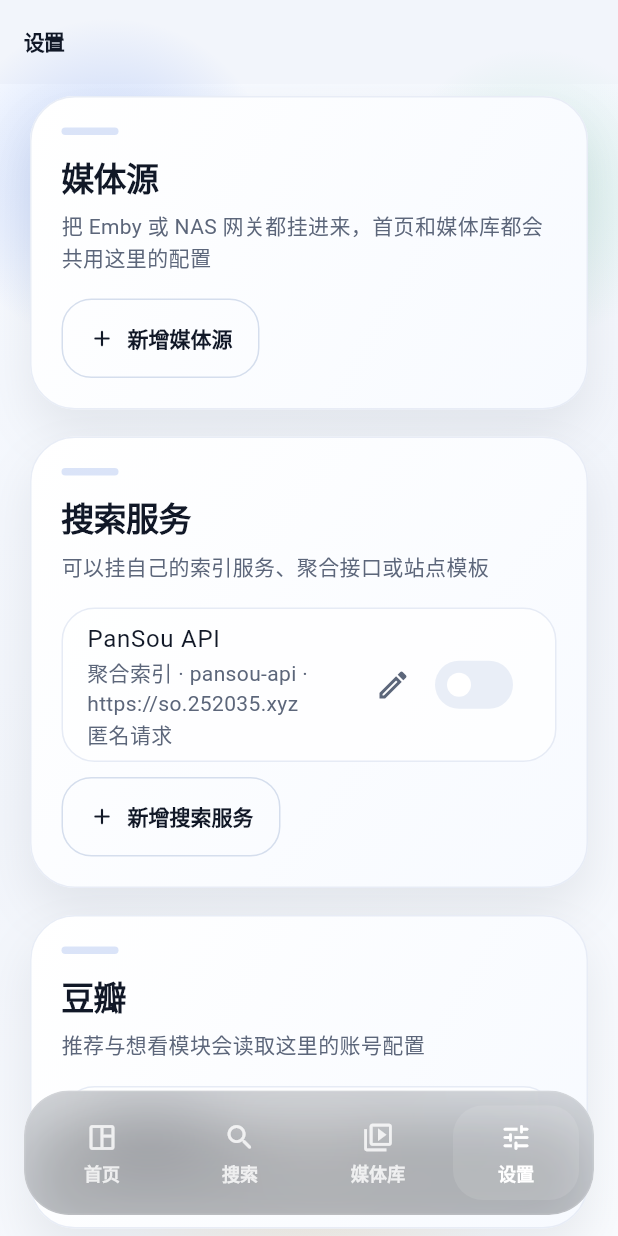
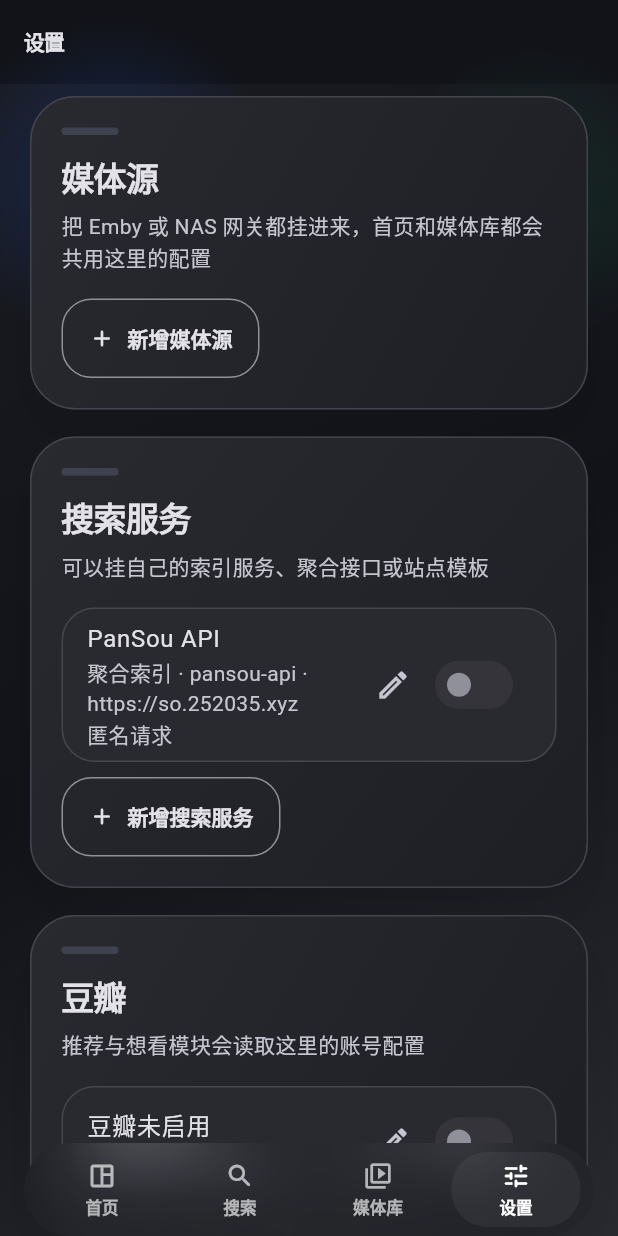
Before and after one commit to ninoleee/Starflow, a Flutter app: the screen it shows after launch, item 4 of the bottom bar chosen, on a phone screen of 412 x 824 dp. Run offline on Flutter 3.47's test engine with Material 3 defaults, Android fonts, the light colour scheme and no system bars; our stand-ins replace flutter_riverpod, go_router, shared_preferences, video_player.

Commit message:
Implement dark theme support across the application, updating the app's theme configuration and applying new color schemes to various UI components. Refactor navigation bar styles and enhance media detail page layout for improved user experience. Introduce playback progress tracking in media items and adjust UI elements for better visual consistency.

```diff
--- a/lib/app/app.dart
+++ b/lib/app/app.dart
@@ -11,7 +11,9 @@ class StarflowApp extends ConsumerWidget {
     return MaterialApp.router(
       title: 'Starflow',
       debugShowCheckedModeBanner: false,
-      theme: AppTheme.lightTheme,
+      theme: AppTheme.darkTheme,
+      darkTheme: AppTheme.darkTheme,
+      themeMode: ThemeMode.dark,
       routerConfig: ref.watch(appRouterProvider),
     );
   }
--- a/lib/app/router/app_router.dart
+++ b/lib/app/router/app_router.dart
@@ -15,6 +15,9 @@ import 'package:starflow/features/playback/domain/playback_models.dart';
 import 'package:starflow/features/playback/presentation/player_page.dart';
 import 'package:starflow/features/search/presentation/search_page.dart';
 import 'package:starflow/features/settings/presentation/settings_page.dart';
+
+const _kBottomNavShellRadius = 34.0;
+const _kBottomNavItemRadius = 24.0;
 
 final appRouterProvider = Provider<GoRouter>((ref) {
   return GoRouter(
@@ -125,23 +128,15 @@ class _AppNavigationShell extends StatelessWidget {
       body: navigationShell,
       bottomNavigationBar: SafeArea(
         top: false,
-        minimum: const EdgeInsets.fromLTRB(16, 0, 16, 14),
+        minimum: const EdgeInsets.fromLTRB(16, 0, 16, 0),
         child: ClipRRect(
-          borderRadius: BorderRadius.circular(30),
+          borderRadius: BorderRadius.circular(_kBottomNavShellRadius),
           child: BackdropFilter(
-            filter: ImageFilter.blur(sigmaX: 22, sigmaY: 22),
+            filter: ImageFilter.blur(sigmaX: 18, sigmaY: 18),
             child: DecoratedBox(
               decoration: BoxDecoration(
-                color: const Color(0x28101927),
-                borderRadius: BorderRadius.circular(30),
-                border: Border.all(color: Colors.white.withValues(alpha: 0.10)),
-                boxShadow: [
-                  BoxShadow(
-                    color: Colors.black.withValues(alpha: 0.18),
-                    blurRadius: 30,
-                    offset: const Offset(0, 18),
-                  ),
-                ],
+                color: const Color(0x120F1622),
+                borderRadius: BorderRadius.circular(_kBottomNavShellRadius),
               ),
               child: _FloatingNavigationBar(
                 currentIndex: navigationShell.currentIndex,
@@ -191,7 +186,7 @@ class _FloatingNavigationBar extends StatelessWidget {
   @override
   Widget build(BuildContext context) {
     return Padding(
-      padding: const EdgeInsets.symmetric(horizontal: 6, vertical: 6),
+      padding: const EdgeInsets.symmetric(horizontal: 6, vertical: 4),
       child: Row(
         children: List.generate(_items.length, (index) {
           final item = _items[index];
@@ -222,26 +217,26 @@ class _FloatingNavigationButton extends StatelessWidget {
 
   @override
   Widget build(BuildContext context) {
-    final foregroundColor = selected ? Colors.white : const Color(0xCCFFFFFF);
+    final foregroundColor = selected ? Colors.white : const Color(0xA8FFFFFF);
 
     return Material(
       color: Colors.transparent,
       child: InkWell(
         onTap: onTap,
-        borderRadius: BorderRadius.circular(22),
-        splashColor: Colors.white.withValues(alpha: 0.12),
-        highlightColor: Colors.white.withValues(alpha: 0.04),
+        borderRadius: BorderRadius.circular(_kBottomNavItemRadius),
+        splashColor: Colors.white.withValues(alpha: 0.06),
+        highlightColor: Colors.white.withValues(alpha: 0.02),
         child: Padding(
-          padding: const EdgeInsets.symmetric(horizontal: 4, vertical: 4),
+          padding: const EdgeInsets.symmetric(horizontal: 3, vertical: 2),
           child: AnimatedContainer(
             duration: const Duration(milliseconds: 220),
             curve: Curves.easeOutCubic,
-            padding: const EdgeInsets.symmetric(horizontal: 10, vertical: 10),
+            padding: const EdgeInsets.symmetric(horizontal: 8, vertical: 6),
             decoration: BoxDecoration(
               color: selected
-                  ? Colors.white.withValues(alpha: 0.10)
+                  ? Colors.white.withValues(alpha: 0.05)
                   : Colors.transparent,
-              borderRadius: BorderRadius.circular(20),
+              borderRadius: BorderRadius.circular(_kBottomNavItemRadius),
             ),
             child: Column(
               mainAxisSize: MainAxisSize.min,
@@ -249,16 +244,16 @@ class _FloatingNavigationButton extends StatelessWidget {
                 Icon(
                   selected ? item.selectedIcon : item.icon,
                   color: foregroundColor,
-                  size: 22,
+                  size: 20,
                 ),
-                const SizedBox(height: 4),
+                const SizedBox(height: 2),
                 Text(
                   item.label,
                   maxLines: 1,
                   overflow: TextOverflow.ellipsis,
                   style: TextStyle(
                     color: foregroundColor,
-                    fontSize: 12,
+                    fontSize: 11,
                     fontWeight: FontWeight.w700,
                     letterSpacing: 0.1,
                   ),
--- a/lib/app/theme/app_theme.dart
+++ b/lib/app/theme/app_theme.dart
@@ -33,15 +33,38 @@ class AppTheme {
       inversePrimary: Color(0xFFB5CBFF),
       surfaceTint: Color(0xFF1C57D5),
     );
+    return _buildTheme(
+      colorScheme,
+      scaffoldBackgroundOverride: const Color(0xFFF2F5FB),
+    );
+  }
+
+  static ThemeData get darkTheme {
+    final colorScheme = ColorScheme.fromSeed(
+      seedColor: const Color(0xFF1C57D5),
+      brightness: Brightness.dark,
+    );
+    return _buildTheme(colorScheme);
+  }
+
+  static ThemeData _buildTheme(
+    ColorScheme colorScheme, {
+    Color? scaffoldBackgroundOverride,
+  }) {
     final baseTextTheme = ThemeData(
       useMaterial3: true,
       colorScheme: colorScheme,
     ).textTheme;
 
+    final navUnselectedIcon = colorScheme.brightness == Brightness.dark
+        ? colorScheme.onSurfaceVariant
+        : const Color(0xFFBDD2FF);
+
     return ThemeData(
       useMaterial3: true,
       colorScheme: colorScheme,
-      scaffoldBackgroundColor: const Color(0xFFF2F5FB),
+      scaffoldBackgroundColor:
+          scaffoldBackgroundOverride ?? colorScheme.surface,
       splashFactory: InkSparkle.splashFactory,
       textTheme: baseTextTheme.copyWith(
         headlineSmall: baseTextTheme.headlineSmall?.copyWith(
@@ -97,14 +120,14 @@ class AppTheme {
           if (states.contains(WidgetState.selected)) {
             return const IconThemeData(color: Colors.white);
           }
-          return const IconThemeData(color: Color(0xFFBDD2FF));
+          return IconThemeData(color: navUnselectedIcon);
         }),
         labelTextStyle: WidgetStateProperty.resolveWith((states) {
           return TextStyle(
             fontWeight: FontWeight.w700,
             color: states.contains(WidgetState.selected)
                 ? Colors.white
-                : const Color(0xFFBDD2FF),
+                : navUnselectedIcon,
           );
         }),
       ),
@@ -141,7 +164,7 @@ class AppTheme {
         ),
       ),
       chipTheme: ChipThemeData(
-        backgroundColor: const Color(0xFFF1F5FF),
+        backgroundColor: colorScheme.surfaceContainerHighest,
         selectedColor: colorScheme.primaryContainer,
         side: BorderSide.none,
         shape: RoundedRectangleBorder(borderRadius: BorderRadius.circular(999)),
@@ -149,7 +172,7 @@ class AppTheme {
       ),
       inputDecorationTheme: InputDecorationTheme(
         filled: true,
-        fillColor: const Color(0xFFF8FAFF),
+        fillColor: colorScheme.surfaceContainerLow,
         contentPadding: const EdgeInsets.symmetric(
           horizontal: 18,
           vertical: 16,
@@ -174,7 +197,7 @@ class AppTheme {
         ),
       ),
       dialogTheme: DialogThemeData(
-        backgroundColor: const Color(0xFFFFFCFF),
+        backgroundColor: colorScheme.surface,
         surfaceTintColor: Colors.transparent,
         shape: RoundedRectangleBorder(
           borderRadius: BorderRadius.circular(28),
@@ -186,7 +209,7 @@ class AppTheme {
             if (states.contains(WidgetState.selected)) {
               return colorScheme.primaryContainer;
             }
-            return const Color(0xFFF5F7FD);
+            return colorScheme.surfaceContainerHighest;
           }),
           foregroundColor: WidgetStateProperty.resolveWith((states) {
             if (states.contains(WidgetState.selected)) {
@@ -211,7 +234,7 @@ class AppTheme {
           if (states.contains(WidgetState.selected)) {
             return colorScheme.onPrimary;
           }
-          return Colors.white;
+          return colorScheme.outline;
         }),
         trackColor: WidgetStateProperty.resolveWith((states) {
           if (states.contains(WidgetState.selected)) {
@@ -227,8 +250,8 @@ class AppTheme {
       ),
       snackBarTheme: SnackBarThemeData(
         behavior: SnackBarBehavior.floating,
-        backgroundColor: const Color(0xFF0F1C2F),
-        contentTextStyle: const TextStyle(color: Colors.white),
+        backgroundColor: colorScheme.inverseSurface,
+        contentTextStyle: TextStyle(color: colorScheme.onInverseSurface),
         shape: RoundedRectangleBorder(
           borderRadius: BorderRadius.circular(18),
         ),
--- a/lib/core/widgets/app_page_background.dart
+++ b/lib/core/widgets/app_page_background.dart
@@ -10,13 +10,14 @@ class AppPageBackground extends StatelessWidget {
 
   @override
   Widget build(BuildContext context) {
+    final scheme = Theme.of(context).colorScheme;
     return DecoratedBox(
-      decoration: const BoxDecoration(
+      decoration: BoxDecoration(
         gradient: LinearGradient(
           colors: [
-            Color(0xFFF7FAFF),
-            Color(0xFFF2F5FB),
-            Color(0xFFF9FBFE),
+            scheme.surfaceContainerLow,
+            scheme.surface,
+            scheme.surfaceContainerHigh,
           ],
           begin: Alignment.topLeft,
           end: Alignment.bottomRight,
--- a/lib/core/widgets/media_poster_tile.dart
+++ b/lib/core/widgets/media_poster_tile.dart
@@ -49,7 +49,7 @@ class MediaPosterTile extends StatelessWidget {
                       return child;
                     }
                     return Container(
-                      color: const Color(0xFFDCE6FF),
+                      color: theme.colorScheme.surfaceContainerHighest,
                       alignment: Alignment.center,
                       child: SizedBox(
                         width: 20,
@@ -63,7 +63,7 @@ class MediaPosterTile extends StatelessWidget {
                   },
                   errorBuilder: (context, error, stackTrace) {
                     return Container(
-                      color: const Color(0xFFDCE6FF),
+                      color: theme.colorScheme.surfaceContainerHighest,
                       alignment: Alignment.center,
                       child: Icon(
                         Icons.movie_creation_outlined,
--- a/lib/core/widgets/section_panel.dart
+++ b/lib/core/widgets/section_panel.dart
@@ -29,8 +29,11 @@ class SectionPanel extends StatelessWidget {
         border: Border.all(
           color: theme.colorScheme.outlineVariant.withValues(alpha: 0.92),
         ),
-        gradient: const LinearGradient(
-          colors: [Color(0xFFFFFFFF), Color(0xFFF7FAFF)],
+        gradient: LinearGradient(
+          colors: [
+            theme.colorScheme.surfaceContainerHigh,
+            theme.colorScheme.surfaceContainer,
+          ],
           begin: Alignment.topLeft,
           end: Alignment.bottomRight,
         ),
--- a/lib/features/library/domain/media_models.dart
+++ b/lib/features/library/domain/media_models.dart
@@ -160,6 +160,7 @@ class MediaItem {
     this.preferredMediaSourceId = '',
     this.seasonNumber,
     this.episodeNumber,
+    this.playbackProgress,
     required this.addedAt,
     this.lastWatchedAt,
   });
@@ -186,6 +187,7 @@ class MediaItem {
   final String preferredMediaSourceId;
   final int? seasonNumber;
   final int? episodeNumber;
+  final double? playbackProgress;
   final DateTime addedAt;
   final DateTime? lastWatchedAt;
 
--- a/lib/features/search/presentation/search_page.dart
+++ b/lib/features/search/presentation/search_page.dart
@@ -209,7 +209,7 @@ class _SearchResultCard extends StatelessWidget {
       child: Container(
         padding: const EdgeInsets.all(14),
         decoration: BoxDecoration(
-          color: Colors.white.withValues(alpha: 0.72),
+          color: theme.colorScheme.surfaceContainerHigh,
           borderRadius: BorderRadius.circular(24),
           border: Border.all(
             color: theme.colorScheme.outlineVariant.withValues(alpha: 0.9),
@@ -229,7 +229,7 @@ class _SearchResultCard extends StatelessWidget {
                   return Container(
                     width: 82,
                     height: 118,
-                    color: const Color(0xFFDCE6FF),
+                    color: theme.colorScheme.surfaceContainerHighest,
                     alignment: Alignment.center,
                     child: const Icon(Icons.link_rounded),
                   );
--- a/lib/features/settings/presentation/settings_page.dart
+++ b/lib/features/settings/presentation/settings_page.dart
@@ -245,7 +245,9 @@ class SettingsPage extends ConsumerWidget {
                         width: double.infinity,
                         padding: const EdgeInsets.all(14),
                         decoration: BoxDecoration(
-                          color: const Color(0xFFF1F5FF),
+                          color: Theme.of(context)
+                              .colorScheme
+                              .surfaceContainerHighest,
                           borderRadius: BorderRadius.circular(18),
                         ),
                         child: Column(
@@ -800,12 +802,13 @@ class _SettingsTile extends StatelessWidget {
 
   @override
   Widget build(BuildContext context) {
+    final scheme = Theme.of(context).colorScheme;
     return Container(
       decoration: BoxDecoration(
-        color: Colors.white.withValues(alpha: 0.72),
+        color: scheme.surfaceContainerHigh,
         borderRadius: BorderRadius.circular(22),
         border: Border.all(
-          color: Theme.of(context).colorScheme.outlineVariant,
+          color: scheme.outlineVariant,
         ),
       ),
       child: ListTile(
```
Also changed, not shown: lib/features/details/presentation/media_detail_page.dart (+49 -36 lines), lib/features/home/presentation/home_editor_page.dart (+6 -3 lines), lib/features/home/presentation/home_page.dart (+6 -2 lines), lib/features/library/data/emby_api_client.dart (+31 -3 lines), 1 other file.
